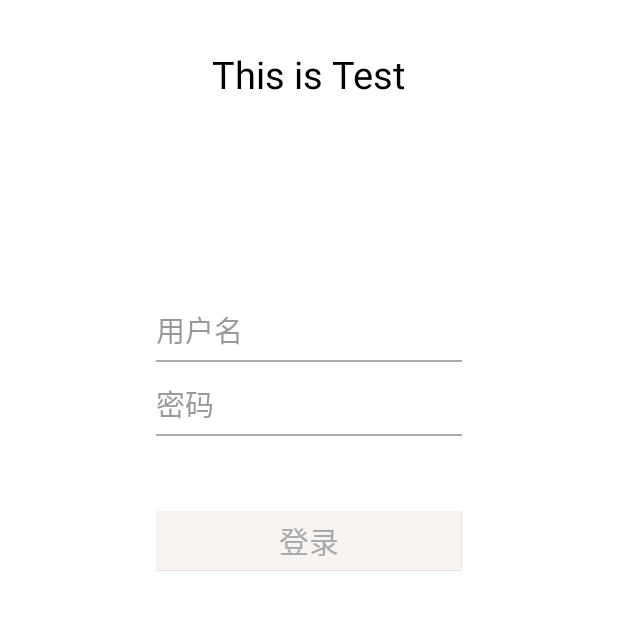
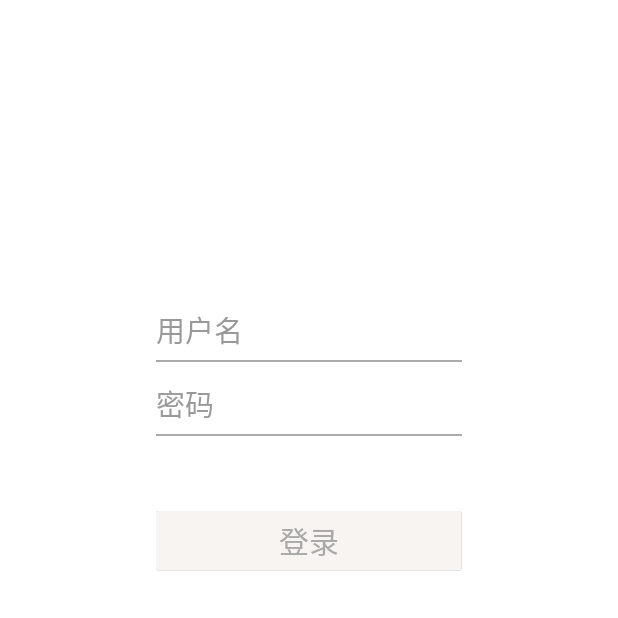
Before and after one commit to ly11030226/ly_hrmp, an Android app: the LoginActivity screen opened directly, with no data from a screen before it, on a phone screen of 412 x 824 dp, the top half of it. Run offline under Robolectric (Android 15) with nearby library versions, the phone set to English and light mode, and no system bars; libraries missing offline, so code that uses them is left out: com.umeng.analytics, com.umeng.message, org.ksoap2, org.ksoap2.serialization, org.ksoap2.transport and 1 more; 2 statements that could not run were skipped.

Commit message:
restore resource,delete TextView

```diff
--- a/app/src/main/res/layout/activity_login.xml
+++ b/app/src/main/res/layout/activity_login.xml
@@ -6,16 +6,6 @@
                 android:layout_height="match_parent"
                 android:background="@color/white"
                 tools:context="com.ly.testfistprogram.ui.LoginActivity">
-
-    <TextView
-        android:layout_width="wrap_content"
-        android:layout_height="wrap_content"
-        android:layout_centerHorizontal="true"
-        android:layout_marginTop="32dp"
-        android:text="This is Test"
-        android:textColor="@color/black"
-        android:textSize="25sp"/>
-
 
     <ProgressBar
         android:id="@+id/pb_login"
```
